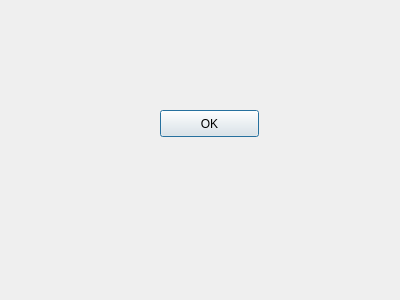
kokimame/joytan, file design/textdialog.ui: the form before one commit.
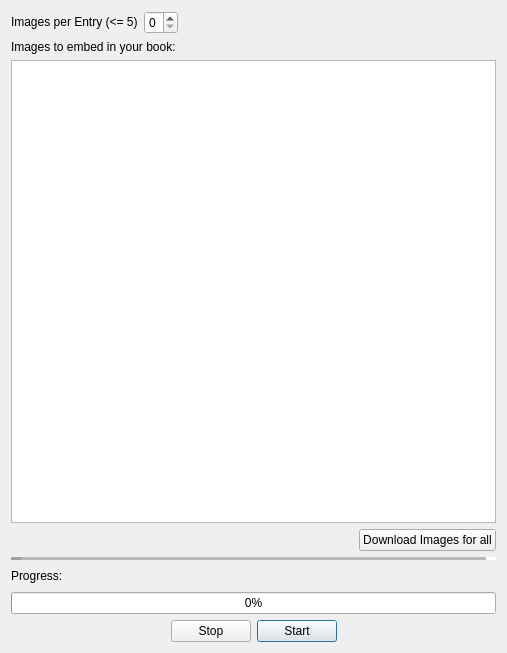
The form after the commit.

Commit message: Preparing for image embedding on text output

The edit to the form file:
```diff
--- a/design/textdialog.ui
+++ b/design/textdialog.ui
@@ -6,26 +6,182 @@
    <rect>
     <x>0</x>
     <y>0</y>
-    <width>400</width>
-    <height>300</height>
+    <width>507</width>
+    <height>653</height>
    </rect>
   </property>
   <property name="windowTitle">
    <string>Text Setting</string>
   </property>
-  <widget class="QPushButton" name="createBtn">
-   <property name="geometry">
-    <rect>
-     <x>160</x>
-     <y>110</y>
-     <width>99</width>
-     <height>27</height>
-    </rect>
-   </property>
-   <property name="text">
-    <string>OK</string>
-   </property>
-  </widget>
+  <layout class="QVBoxLayout" name="verticalLayout">
+   <item>
+    <layout class="QHBoxLayout" name="horizontalLayout_3">
+     <item>
+      <widget class="QLabel" name="label_2">
+       <property name="text">
+        <string>Images per Entry (&lt;= 5)</string>
+       </property>
+      </widget>
+     </item>
+     <item>
+      <widget class="QSpinBox" name="imgSpin">
+       <property name="maximum">
+        <number>5</number>
+       </property>
+      </widget>
+     </item>
+     <item>
+      <spacer name="horizontalSpacer_3">
+       <property name="orientation">
+        <enum>Qt::Horizontal</enum>
+       </property>
+       <property name="sizeHint" stdset="0">
+        <size>
+         <width>40</width>
+         <height>20</height>
+        </size>
+       </property>
+      </spacer>
+     </item>
+    </layout>
+   </item>
+   <item>
+    <layout class="QHBoxLayout" name="horizontalLayout_2">
+     <item>
+      <widget class="QLabel" name="label">
+       <property name="text">
+        <string>Images to embed in your book:</string>
+       </property>
+      </widget>
+     </item>
+    </layout>
+   </item>
+   <item>
+    <widget class="QListWidget" name="imgList"/>
+   </item>
+   <item>
+    <layout class="QHBoxLayout" name="horizontalLayout_5">
+     <item>
+      <spacer name="horizontalSpacer_5">
+       <property name="orientation">
+        <enum>Qt::Horizontal</enum>
+       </property>
+       <property name="sizeHint" stdset="0">
+        <size>
+         <width>40</width>
+         <height>20</height>
+        </size>
+       </property>
+      </spacer>
+     </item>
+     <item>
+      <widget class="QPushButton" name="shortcutBtn">
+       <property name="text">
+        <string>Download Images for all</string>
+       </property>
+      </widget>
+     </item>
+    </layout>
+   </item>
+   <item>
+    <widget class="Line" name="line">
+     <property name="lineWidth">
+      <number>10</number>
+     </property>
+     <property name="midLineWidth">
+      <number>10</number>
+     </property>
+     <property name="orientation">
+      <enum>Qt::Horizontal</enum>
+     </property>
+    </widget>
+   </item>
+   <item>
+    <layout class="QHBoxLayout" name="horizontalLayout_4">
+     <item>
+      <widget class="QLabel" name="label_3">
+       <property name="text">
+        <string>Progress:</string>
+       </property>
+      </widget>
+     </item>
+     <item>
+      <widget class="QLabel" name="pgMsg">
+       <property name="text">
+        <string/>
+       </property>
+      </widget>
+     </item>
+     <item>
+      <spacer name="horizontalSpacer_4">
+       <property name="orientation">
+        <enum>Qt::Horizontal</enum>
+       </property>
+       <property name="sizeHint" stdset="0">
+        <size>
+         <width>40</width>
+         <height>20</height>
+        </size>
+       </property>
+      </spacer>
+     </item>
+    </layout>
+   </item>
+   <item>
+    <widget class="QProgressBar" name="progressBar">
+     <property name="value">
+      <number>0</number>
+     </property>
+    </widget>
+   </item>
+   <item>
+    <layout class="QHBoxLayout" name="horizontalLayout">
+     <item>
+      <spacer name="horizontalSpacer">
+       <property name="orientation">
+        <enum>Qt::Horizontal</enum>
+       </property>
+       <property name="sizeHint" stdset="0">
+        <size>
+         <width>40</width>
+         <height>20</height>
+        </size>
+       </property>
+      </spacer>
+     </item>
+     <item>
+      <widget class="QPushButton" name="cancelBtn">
+       <property name="text">
+        <string>Stop</string>
+       </property>
+      </widget>
+     </item>
+     <item>
+      <widget class="QPushButton" name="startBtn">
+       <property name="text">
+        <string>Start</string>
+       </property>
+       <property name="default">
+        <bool>true</bool>
+       </property>
+      </widget>
+     </item>
+     <item>
+      <spacer name="horizontalSpacer_2">
+       <property name="orientation">
+        <enum>Qt::Horizontal</enum>
+       </property>
+       <property name="sizeHint" stdset="0">
+        <size>
+         <width>40</width>
+         <height>20</height>
+        </size>
+       </property>
+      </spacer>
+     </item>
+    </layout>
+   </item>
+  </layout>
  </widget>
  <resources/>
  <connections/>
```
The commit also changes 4 other files.
